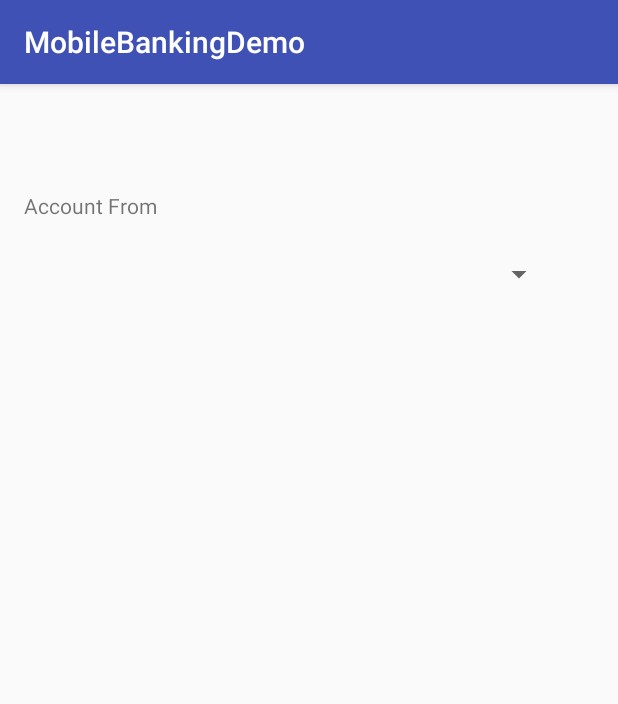
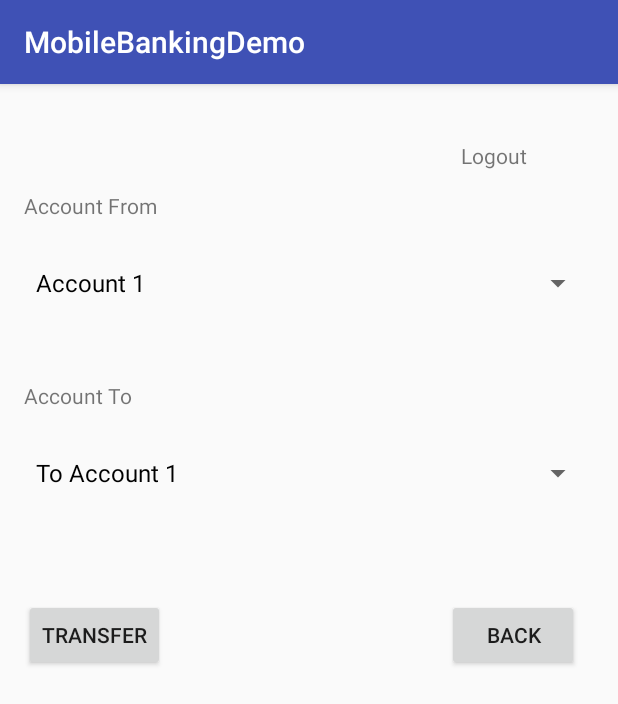
Before and after one commit to piyush80joshi/MobileBankingDemo, an Android app: the BalanceTransferActivity screen opened directly, with no data from a screen before it, on a phone screen of 412 x 824 dp. Shown: the top 704 px of the screen. Run offline under Robolectric (Android 15) with nearby library versions, the phone set to English and light mode, and no system bars.

Commit message:
updated Transfer Balance

```diff
--- a/app/src/main/java/com/cts/mobilebankingdemo/BalanceTransferActivity.java
+++ b/app/src/main/java/com/cts/mobilebankingdemo/BalanceTransferActivity.java
@@ -1,16 +1,94 @@
 package com.cts.mobilebankingdemo;
 
+import android.content.Intent;
 import android.support.v7.app.AppCompatActivity;
 import android.os.Bundle;
+import android.view.View;
+import android.widget.AdapterView;
+import android.widget.ArrayAdapter;
+import android.widget.Button;
 import android.widget.Spinner;
+import android.widget.TextView;
+import android.widget.Toast;
+
+import com.cts.mobilebankingdemo.service.BankingApplication;
+
+import java.util.ArrayList;
 
 public class BalanceTransferActivity extends AppCompatActivity {
     private Spinner acctFromSpn ;
+    private Spinner acctToSpn ;
+    private TextView tTransferLogOut;
+    private TextView tFromAcct;
+    private TextView tToAcct;
+    private Button bBack;
+    private Button bTransferBalance;
+    private TextView tUser;
+    private String userName;
     @Override
     protected void onCreate(Bundle savedInstanceState) {
         super.onCreate(savedInstanceState);
         setContentView(R.layout.activity_balance_transfer);
+        bTransferBalance =(Button) findViewById(R.id.mTransBalBtn);
+        tTransferLogOut = (TextView) findViewById(R.id.mLogoutTxt3);
+        userName=((BankingApplication)getApplicationContext()).getUserName();
+        tUser =(TextView)findViewById(R.id.mUserTxt3);
+        tUser.setText(userName);
+        tTransferLogOut.setOnClickListener(new View.OnClickListener() {
+            @Override
+            public void onClick(View view) {
+                Intent loginIntent = new Intent(BalanceTransferActivity.this, LoginActivity.class);
+                BalanceTransferActivity.this.startActivity(loginIntent);
+            }
+        });
+
+        bTransferBalance.setOnClickListener(new View.OnClickListener() {
+            @Override
+            public void onClick(View view) {
+               //TODO
+                /* Intent transferBalanceIntent = new Intent(BankingActivity.this, BalanceTransferActivity.class);
+                BankingActivity.this.startActivity(transferBalanceIntent);*/
+            }
+        });
+        //-------------------------
+        tFromAcct=(TextView)findViewById(R.id.mAcctFromTxt);
+        tToAcct=(TextView)findViewById(R.id.mAcctToTxt);
+        ArrayList<String> fromAccountList = new ArrayList<String>();
+        fromAccountList.add("Account 1");
+        fromAccountList.add("Account 2");
+        ArrayAdapter fromAcctAdapter=new ArrayAdapter(this,R.layout.support_simple_spinner_dropdown_item,fromAccountList);
+
         acctFromSpn = (Spinner)findViewById(R.id.mActFromSpn);
+        acctFromSpn.setAdapter(fromAcctAdapter);
+        acctFromSpn.setOnItemSelectedListener(new AdapterView.OnItemSelectedListener() {
+            @Override
+            public void onItemSelected(AdapterView<?> adapterView, View view, int i, long l) {
+                Toast.makeText(getBaseContext(),adapterView.getItemAtPosition(i)+" Selected ",Toast.LENGTH_LONG);
+            }
+
+            @Override
+            public void onNothingSelected(AdapterView<?> adapterView) {
+
+            }
+        });
+
+        ArrayList<String> toAccountList = new ArrayList<String>();
+        toAccountList.add("To Account 1");
+        toAccountList.add("To Account 2");
+        ArrayAdapter toAcctAdapter=new ArrayAdapter(this,R.layout.support_simple_spinner_dropdown_item,toAccountList);
+        acctToSpn = (Spinner)findViewById(R.id.mAcctToSpn);
+        acctToSpn.setAdapter(toAcctAdapter);
+        acctToSpn.setOnItemSelectedListener(new AdapterView.OnItemSelectedListener() {
+            @Override
+            public void onItemSelected(AdapterView<?> adapterView, View view, int i, long l) {
+                Toast.makeText(getBaseContext(),adapterView.getItemAtPosition(i)+" Selected ",Toast.LENGTH_LONG);
+            }
+
+            @Override
+            public void onNothingSelected(AdapterView<?> adapterView) {
+
+            }
+        });
 
     }
 
--- a/app/src/main/java/com/cts/mobilebankingdemo/LoginActivity.java
+++ b/app/src/main/java/com/cts/mobilebankingdemo/LoginActivity.java
@@ -44,7 +44,8 @@ public class LoginActivity extends AppCompatActivity {
         tRegister.setOnClickListener(new OnClickListener() {
             @Override
             public void onClick(View view) {
-                //TODO
+                //TODO Register biomatric
+
             }
         });
     }
@@ -66,15 +67,14 @@ public class LoginActivity extends AppCompatActivity {
     }
 
     private boolean isValidUserName(String userName) {
-        if(userName.equalsIgnoreCase("piyush"))
+        if(userName.equalsIgnoreCase("pj"))
             return true;
         else
             return false;
     }
 
     private boolean isValidPassword(String password) {
-        if(password.equalsIgnoreCase("piyush"))
-
+        if(password.equalsIgnoreCase("pj"))
             return true;
         else
             return false;
--- a/app/src/main/res/layout/activity_balance_transfer.xml
+++ b/app/src/main/res/layout/activity_balance_transfer.xml
@@ -24,10 +24,69 @@
         android:layout_width="match_parent"
         android:layout_height="wrap_content"
         android:id="@+id/mActFromSpn"
-        android:layout_marginTop="24dp"
         android:layout_below="@+id/mAcctFromTxt"
+        android:layout_alignParentLeft="true"
+        android:layout_alignParentStart="true"
+        android:layout_marginTop="18dp" />
+
+    <TextView
+        android:text="Account To"
+        android:layout_width="wrap_content"
+        android:layout_height="wrap_content"
+        android:layout_below="@+id/mActFromSpn"
+        android:layout_alignParentLeft="true"
+        android:layout_alignParentStart="true"
+        android:layout_marginTop="41dp"
+        android:id="@+id/mAcctToTxt" />
+
+    <Spinner
+        android:layout_width="match_parent"
+        android:layout_height="wrap_content"
+        android:layout_below="@+id/mAcctToTxt"
+        android:layout_marginTop="18dp"
+        android:id="@+id/mAcctToSpn" />
+
+    <Button
+        android:text="TRANSFER"
+        android:layout_width="wrap_content"
+        android:layout_height="wrap_content"
+        android:layout_below="@+id/mAcctToSpn"
+        android:layout_marginTop="60dp"
+        android:id="@+id/mTransBalBtn"
+        android:layout_alignParentLeft="true"
+        android:layout_alignParentStart="true" />
+
+    <Button
+        android:text="BACK"
+        android:layout_width="wrap_content"
+        android:layout_height="wrap_content"
+        android:id="@+id/mbackBtn"
+        android:layout_alignBaseline="@+id/mTransBalBtn"
+        android:layout_alignBottom="@+id/mTransBalBtn"
         android:layout_alignParentRight="true"
         android:layout_alignParentEnd="true"
-        android:layout_marginRight="26dp"
-        android:layout_marginEnd="26dp" />
+        android:layout_marginRight="10dp"
+        android:layout_marginEnd="10dp" />
+
+    <TextView
+        android:text="Logout"
+        android:layout_width="wrap_content"
+        android:layout_height="wrap_content"
+        android:layout_alignParentTop="true"
+        android:layout_alignLeft="@+id/mbackBtn"
+        android:layout_alignStart="@+id/mbackBtn"
+        android:layout_marginLeft="9dp"
+        android:layout_marginStart="9dp"
+        android:layout_marginTop="22dp"
+        android:id="@+id/mLogoutTxt3" />
+
+    <TextView
+        android:text="Welcome"
+        android:layout_width="wrap_content"
+        android:layout_height="wrap_content"
+        android:layout_alignTop="@+id/mLogoutTxt3"
+        android:layout_alignParentLeft="true"
+        android:layout_alignParentStart="true"
+        android:id="@+id/mUserTxt3" />
+
 </RelativeLayout>
```
